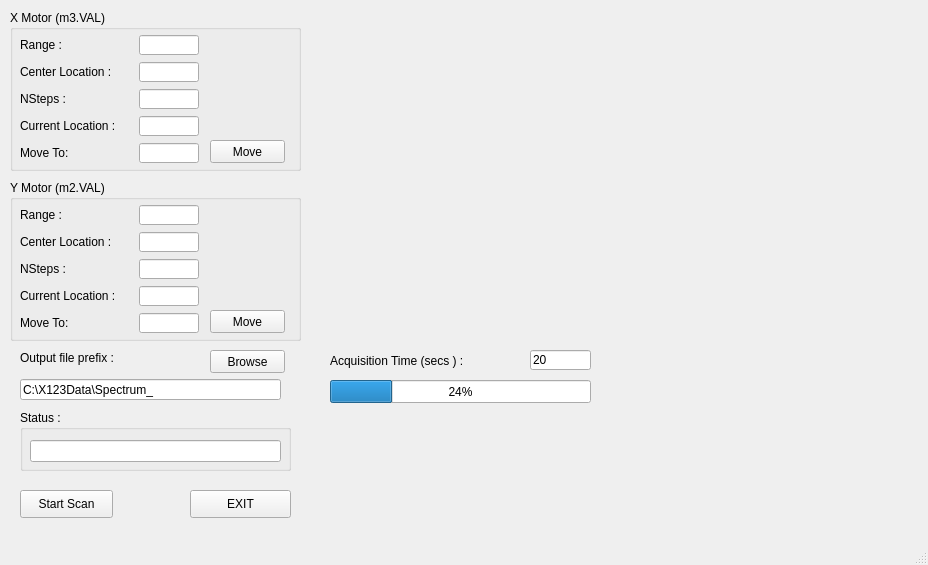
Qt form gridscan_mainwin.ui (hgarbeil/pyAmptek) before a commit.
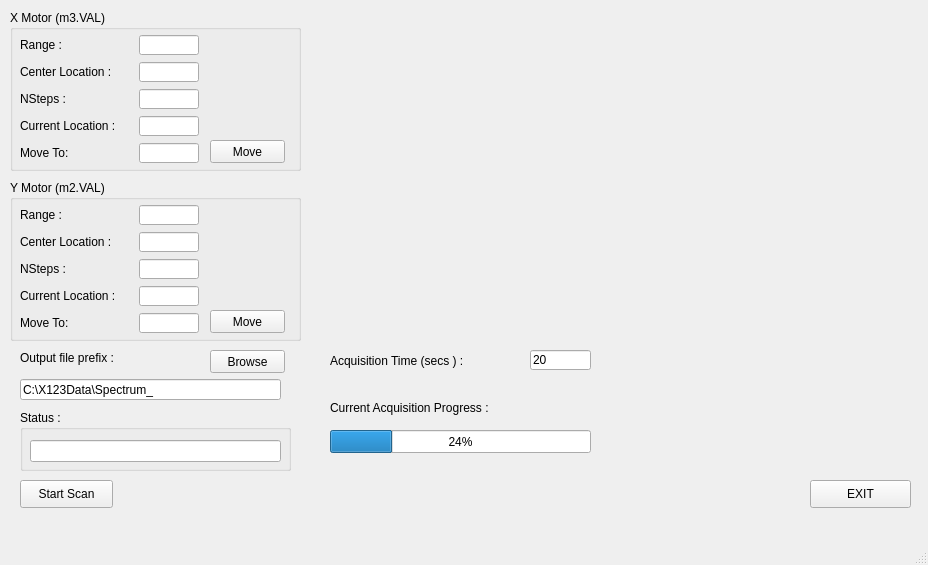
The same form after that commit. Custom widgets are drawn as their Qt base class.

Commit message: Elapsed time progress bar implementation

What changed in the file:
```diff
--- a/gridscan_mainwin.ui
+++ b/gridscan_mainwin.ui
@@ -171,7 +171,7 @@
     <property name="geometry">
      <rect>
       <x>20</x>
-      <y>490</y>
+      <y>480</y>
       <width>93</width>
       <height>28</height>
      </rect>
@@ -424,8 +424,8 @@
    <widget class="QPushButton" name="exitButton">
     <property name="geometry">
      <rect>
-      <x>190</x>
-      <y>490</y>
+      <x>810</x>
+      <y>480</y>
       <width>101</width>
       <height>28</height>
      </rect>
@@ -448,7 +448,7 @@
     <property name="geometry">
      <rect>
       <x>330</x>
-      <y>380</y>
+      <y>430</y>
       <width>261</width>
       <height>23</height>
      </rect>
@@ -457,6 +457,19 @@
      <number>24</number>
     </property>
    </widget>
+   <widget class="QLabel" name="label_13">
+    <property name="geometry">
+     <rect>
+      <x>330</x>
+      <y>400</y>
+      <width>191</width>
+      <height>16</height>
+     </rect>
+    </property>
+    <property name="text">
+     <string>Current Acquisition Progress :</string>
+    </property>
+   </widget>
   </widget>
   <widget class="QMenuBar" name="menubar">
    <property name="geometry">
```
Left out of the diff: 2 changed lines with no effect on the pictures. The commit also changes 4 other files.
